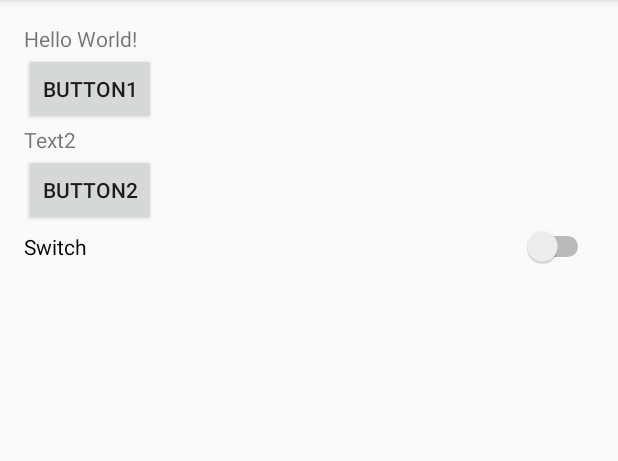
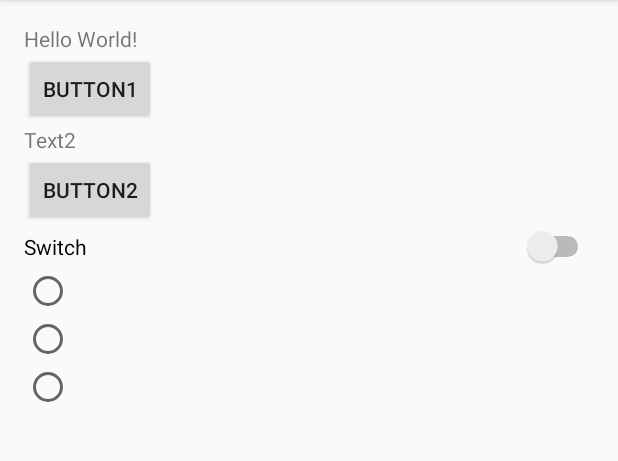
Before and after one commit to arsmors/Ui, an Android app: the screen it shows after launch (MainActivity), on a phone screen of 412 x 824 dp, the part 84-545 px from its top. Run offline under Robolectric (Android 15) with nearby library versions, the phone set to English and light mode, and no system bars.

Commit message:
radio buttons

```diff
--- a/app/src/main/res/layout/activity_main.xml
+++ b/app/src/main/res/layout/activity_main.xml
@@ -42,5 +42,30 @@
         android:text="Switch"
         android:onClick="onSwitchClick"/>
 
+<RadioGroup
+    android:layout_width="wrap_content"
+    android:layout_height="wrap_content">
+
+    <RadioButton
+        android:id="@+id/radio1"
+        android:layout_width="wrap_content"
+        android:layout_height="wrap_content"
+        android:checked="false"
+        android:onClick="radioOnClick"/>
+
+    <RadioButton
+        android:id="@+id/radio2"
+        android:layout_width="wrap_content"
+        android:layout_height="wrap_content"
+        android:checked="false"
+        android:onClick="radioOnClick"/>
+
+    <RadioButton
+        android:id="@+id/radio3"
+        android:layout_width="wrap_content"
+        android:layout_height="wrap_content"
+        android:checked="false"
+        android:onClick="radioOnClick"/>
+    </RadioGroup>
 
 </LinearLayout>
```
Also changed, not shown: app/src/main/java/com/company/myapplication/MainActivity.java (+30 -4 lines).
